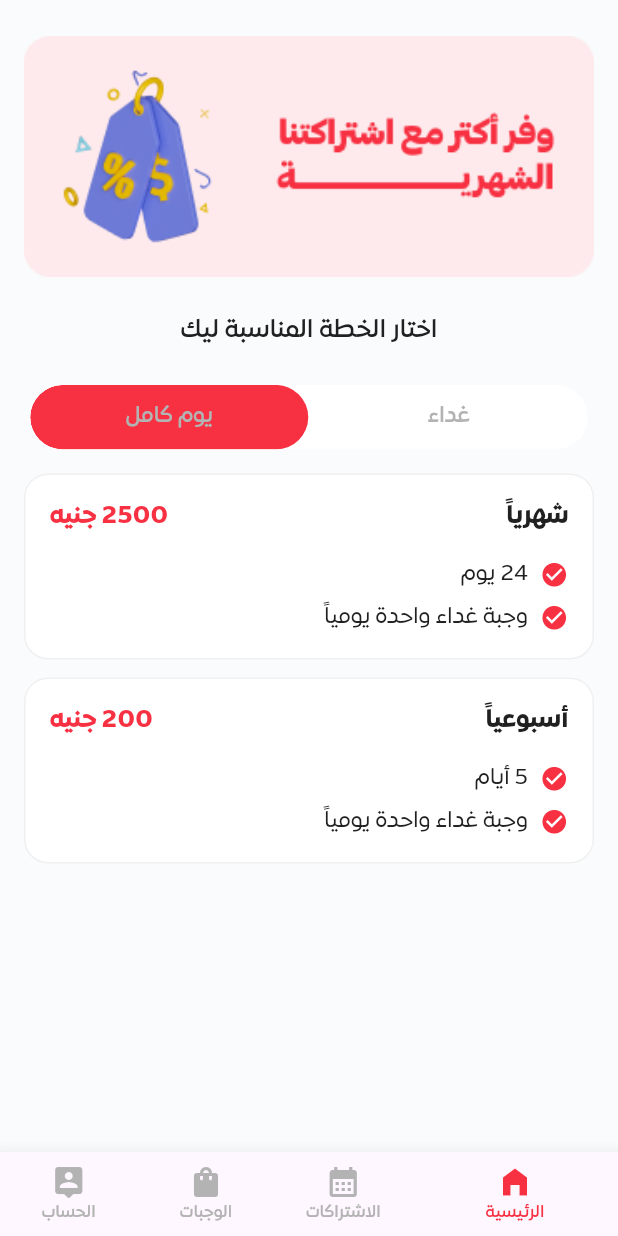
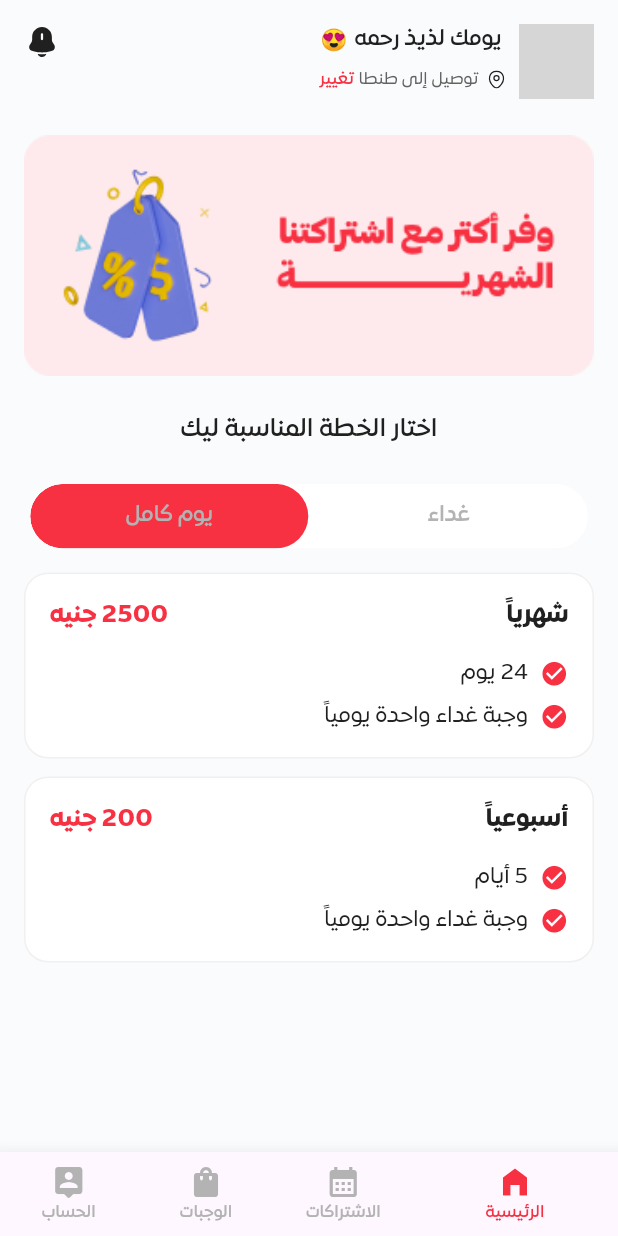
Before and after one commit to KHgamal/mealy, a Flutter app: the CustomBottomNavigationBar screen opened by its route, on a phone screen of 412 x 824 dp. Run offline on Flutter 3.47's test engine with Material 3 defaults, Android fonts, the phone set to English and light mode, and no system bars; drawn by our look-alikes of toggle_switch; our stand-ins replace device_preview, easy_date_timeline, equatable, flutter_svg, pin_code_fields; missing offline and left inert: svg_flutter; network calls fail; grey boxes are pictures that could not be loaded.

Commit message:
create home header

```diff
--- a/lib/constant.dart
+++ b/lib/constant.dart
@@ -46,6 +46,7 @@ String termsAndCond =
 كنت تحتاج إلى عدد أكبر من الفقرات يتيح لك مولد النص العربى زيادة عدد الفقرات كما تريد، النص لن يبدو مقسما ولا يحوي أخطاء لغوية، مولد النص العربى مفيد لمصممي المواقع على وجه الخصوص، حيث يحتاج العميل فى كثير من الأحيان أن يطلع على صورة حقيقية لتصميم الموقع.هذا النص هو مثال لنص يمكن أن يستبدل في نفسالمساحة،لقد تم توليد هذا النص من مولد النص العربى حيث يمكنك أن تولد مثل ''';
 
 UserInfo kUser = UserInfo(
+  city: 'طنطا',
   name: 'رحمه جمال',
   number: '01067196376',
   image:
--- a/lib/features/completeData/presentation/views/location_details_view.dart
+++ b/lib/features/completeData/presentation/views/location_details_view.dart
@@ -20,7 +20,7 @@ class LocationDetailsView extends StatelessWidget {
               title:S.of(context).complete_Data,
               subTitle:S.of(context).authSubTitle ,
             ),
-            const SizedBox(height: 15,),
+            const SizedBox(height:25),
             Padding(
               padding: const EdgeInsets.symmetric(horizontal: 16),
               child: Column(
@@ -28,7 +28,6 @@ class LocationDetailsView extends StatelessWidget {
                 children: [
                   const CurrentPageCircle(currentPageIndex: '3',),
                   const SizedBox(height: 40,),
-
                   TextFieldLabel(text: S.of(context).region,),
                   const CustomTextField(hintText:"الاستاد"),
                   const SizedBox(height: 20,),
@@ -61,6 +60,7 @@ class LocationDetailsView extends StatelessWidget {
                           builder: (BuildContext context) {
                             return const CustomAlertDialog();
                           }), radius:8),
+                  const SizedBox(height:30,),
                 ],
               ),
             ),
--- a/lib/features/home/presentation/views/home_view.dart
+++ b/lib/features/home/presentation/views/home_view.dart
@@ -1,22 +1,25 @@
 import 'package:flutter/material.dart';
+import 'package:mealy/constant.dart';
 import 'package:mealy/core/common/res/styles.dart';
 import 'package:mealy/generated/assets.dart';
 
 import '../../../../core/common/widgets/toggle_button.dart';
 import '../../../../generated/l10n.dart';
 import '../widgets/plan_list.dart';
+import '../widgets/user_info_header.dart';
 class HomeView extends StatelessWidget {
   const HomeView({super.key});
 static String id="HomeView";
   @override
   Widget build(BuildContext context) {
     return Padding(
-        padding: const EdgeInsets.symmetric(horizontal: 16),
+        padding: const EdgeInsets.all( 16),
         child:CustomScrollView(
           slivers: [
             SliverToBoxAdapter(
               child:Column(
                 children: [
+                  UserInfoHeader(user: kUser,),
                   const SizedBox(height: 24,),
                   AspectRatio(
                       aspectRatio: 343/145,
--- /dev/null
+++ b/lib/features/home/presentation/widgets/user_info_header.dart
@@ -0,0 +1,71 @@
+import 'package:flutter/material.dart';
+import 'package:flutter_svg/flutter_svg.dart';
+import 'package:mealy/generated/assets.dart';
+
+import '../../../../constant.dart';
+import '../../../../core/common/res/colors.dart';
+import '../../../../core/common/res/styles.dart';
+import '../../../../generated/l10n.dart';
+import '../../../profile/data/models/user_info.dart';
+
+class UserInfoHeader extends StatelessWidget {
+  const UserInfoHeader({super.key, required this.user});
+  final UserInfo user;
+  @override
+  Widget build(BuildContext context) {
+    return Row(
+      crossAxisAlignment: CrossAxisAlignment.start,
+      children: [
+        CircleAvatar(
+          radius: 25,
+          backgroundImage: NetworkImage(user.image),
+        ),
+        const SizedBox(
+          width: 8,
+        ),
+        Column(
+          children: [
+            Row(
+              children: [
+                Text(
+                  "${S.of(context).Have_a_wonderful_day} ${user.name.split(" ")[0]}",
+                  style: Styles.textStyleMedium16(context)
+                      .copyWith(color: AllColors.mainText),
+                ),
+                const SizedBox(width: 5,),
+                Text("😍",style: TextStyle(color: AllColors.buttonMainColor),),
+              ],
+            ),
+            const SizedBox(height: 8,),
+            Row(
+              children: [
+                SvgPicture.asset(Assets.imagesLocation ,width: 14,height: 14,),
+                const SizedBox(width: 5,),
+                Text(
+                  "${S.of(context).Deliver_to} ${user.city}",
+                  style: Styles.textStyleBook12(context)
+                      .copyWith(color: AllColors.subtitleColor),
+                ),
+                TextButton(
+                  style: TextButton.styleFrom(
+                      padding: const EdgeInsets.symmetric(horizontal: 3),
+                      minimumSize:Size.zero,
+                      tapTargetSize: MaterialTapTargetSize.shrinkWrap,
+                      alignment: Alignment.centerLeft
+                      ),
+                  onPressed: (){},
+                  child: Text(
+                  S.of(context).change,
+                  style: Styles.textStyleMedium12(context)
+                      .copyWith(color: AllColors.buttonMainColor),
+                ),)
+              ],
+            ),
+          ],
+        ),
+        const Spacer(),
+        SvgPicture.asset(Assets.imagesNotificationBing, width: 24,height: 24,)
+      ],
+    );
+  }
+}
--- a/lib/features/profile/data/models/user_info.dart
+++ b/lib/features/profile/data/models/user_info.dart
@@ -2,6 +2,7 @@ class UserInfo {
   final String name;
   final String number;
   final String image;
+  final String city;
 
-  UserInfo({required this.name, required this.number, required this.image});
+  UserInfo({required this.name, required this.number, required this.image , required this.city});
 }
--- a/lib/features/splash/Presentation/views/widgets/fading_logo.dart
+++ b/lib/features/splash/Presentation/views/widgets/fading_logo.dart
@@ -25,8 +25,8 @@ class _FadingLogoState extends State<FadingLogo>
 
   @override
   void dispose() {
+    animationController.dispose();
     super.dispose();
-    animationController.dispose();
   }
 
   @override
--- a/lib/l10n/intl_ar.arb
+++ b/lib/l10n/intl_ar.arb
@@ -1,5 +1,4 @@
 {
-  "@@locale": "ar",
 "onBoardingTitle1":"مرحبا بك ف تطبيق ميلى للوجبات اليومية",
 "onBoardingTitle2":"مرحبا بك ف تطبيق ميلى للوجبات اليومية",
 "onBoardingTitle3":"مرحبا بك ف تطبيق ميلى للوجبات اليومية",
@@ -123,5 +122,8 @@
   "shareTheApp":"شارك التطبيق",
   "signOut":"تسجيل الخروج",
   "no_addresses_yet" : "لا يوجد لديك عناوين محفوظة حتي الآن يرجي اضافة عنوان جديد",
-  "Add_a_new_address" : "إضافة عنوان جديد"
+  "Add_a_new_address" : "إضافة عنوان جديد",
+  "Have_a_wonderful_day" : "يومك لذيذ",
+  "Deliver_to" : "توصيل إلى",
+  "change" : "تغيير"
 }
--- a/lib/l10n/intl_en.arb
+++ b/lib/l10n/intl_en.arb
@@ -1,5 +1,4 @@
 {
-  "@@locale": "en",
 "onBoardingTitle1":"Welcome to Mealy application for daily meals ",
 "onBoardingTitle2":"Welcome to Mealy application for daily meals",
 "onBoardingTitle3":"Welcome to Mealy application for daily meals",
@@ -125,5 +124,8 @@
   "shareTheApp":"Share the app",
   "signOut":"sign out",
   "no_addresses_yet" : "You do not have addresses saved yet. Please add a new address",
-  "Add_a_new_address" : "Add a new address"
+  "Add_a_new_address" : "Add a new address",
+  "Have_a_wonderful_day" : "Have a wonderful day",
+  "Deliver_to" : "Deliver to",
+  "change" : "change"
 }
--- a/lib/main.dart
+++ b/lib/main.dart
@@ -77,7 +77,8 @@ class MyApp extends StatelessWidget {
         TermsAndConditions.id : (_) => const TermsAndConditions(),
         AddressView.id : (_) =>  const AddressView(noAddressProvided: true)
       },
-      home:const SplashView(),
+      home: const SplashView(),
+      //SafeArea(child: Scaffold(body: const HomeView())),
     );
   }
 }
```
Also changed, not shown: assets/images/location.svg (added), assets/images/notification-bing.svg (added), lib/generated/assets.dart, lib/generated/intl/messages_ar.dart, lib/generated/intl/messages_en.dart, lib/generated/l10n.dart, pubspec.lock.
